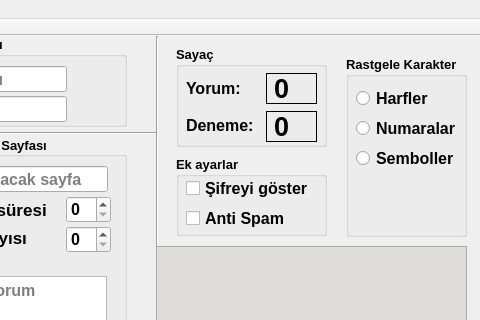
Before: the Qt Designer form main.ui in ramo828/instagram-auto-comment, drawn with Qt 5; both pictures show x 114 to 594 and y 0 to 320 of the 594 by 409 pixel window.
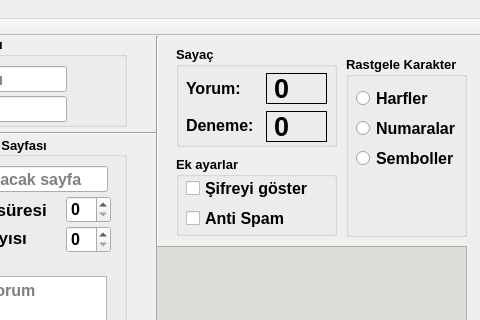
After: the same form once the commit is applied.

```diff
--- a/main.ui
+++ b/main.ui
@@ -153,7 +153,7 @@
      <rect>
       <x>290</x>
       <y>120</y>
-      <width>151</width>
+      <width>161</width>
       <height>80</height>
      </rect>
     </property>
@@ -223,7 +223,7 @@
      <rect>
       <x>290</x>
       <y>10</y>
-      <width>151</width>
+      <width>161</width>
       <height>101</height>
      </rect>
     </property>
@@ -279,7 +279,7 @@
       <rect>
        <x>90</x>
        <y>27</y>
-       <width>51</width>
+       <width>61</width>
        <height>31</height>
       </rect>
      </property>
@@ -301,7 +301,7 @@
       <rect>
        <x>90</x>
        <y>65</y>
-       <width>51</width>
+       <width>61</width>
        <height>31</height>
       </rect>
      </property>
```
